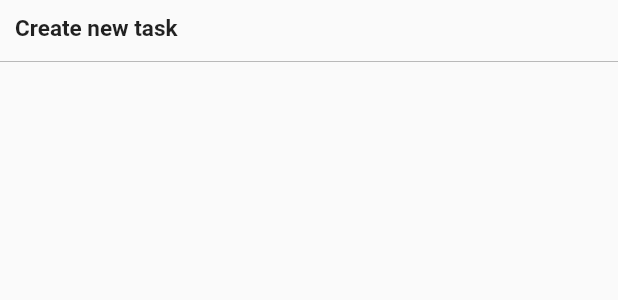
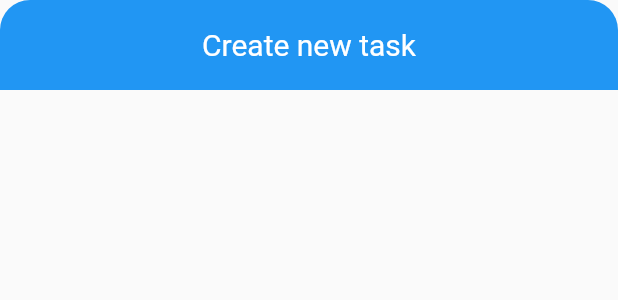
Before and after one commit to solderneer/dartodo, a Flutter app: the BottomPanel widget shown alone on an empty page, opened directly, on a phone screen of 412 x 824 dp. Shown: the top 300 px of the screen. Run offline on Flutter 3.47's test engine with Material 2 defaults, Android fonts, the phone set to English and light mode, and no system bars; missing offline and left inert: rounded_modal.

Commit message:
workable top bar'

```diff
--- a/dartodo_client/lib/components/bottompanel.dart
+++ b/dartodo_client/lib/components/bottompanel.dart
@@ -3,27 +3,19 @@ import 'package:flutter/material.dart';
 class BottomPanel extends StatelessWidget {
   @override
   Widget build(BuildContext context) {
-    return Container(
-      child: Column(
-        children: <Widget>[
-          Container(
-              alignment: Alignment.centerLeft,
-              padding: EdgeInsets.only(top: 10.0, bottom: 5.0, left: 10.0),
-              child: Text(
-                'Create new task',
-                style: TextStyle(
-                  fontWeight: FontWeight.bold,
-                  fontSize: 15.0,
-                ),
-              )),
-          Divider(
-            color: Colors.black26,
-          ),
-          Container(
-
-          )
-        ],
+    return Column(children: <Widget>[
+      Container(
+        height: 60.0,
+        decoration: new BoxDecoration(
+          color: Colors.blue,
+          borderRadius: new BorderRadius.only(
+              topLeft: Radius.circular(20.0), topRight: Radius.circular(20.0)),
+        ),
+        child: Center(
+          child: Text('Create new task',
+              style: TextStyle(color: Colors.white, fontSize: 20.0)),
+        ),
       ),
-    );
+    ]);
   }
 }
```
